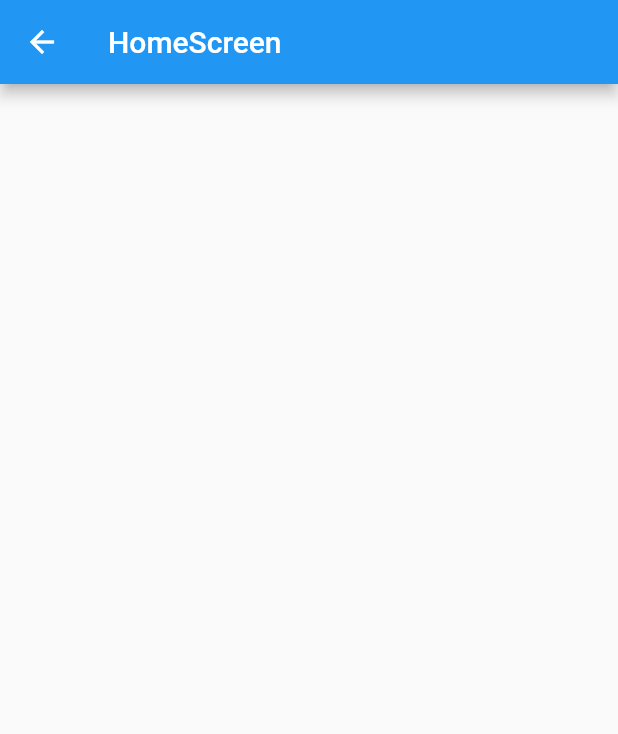
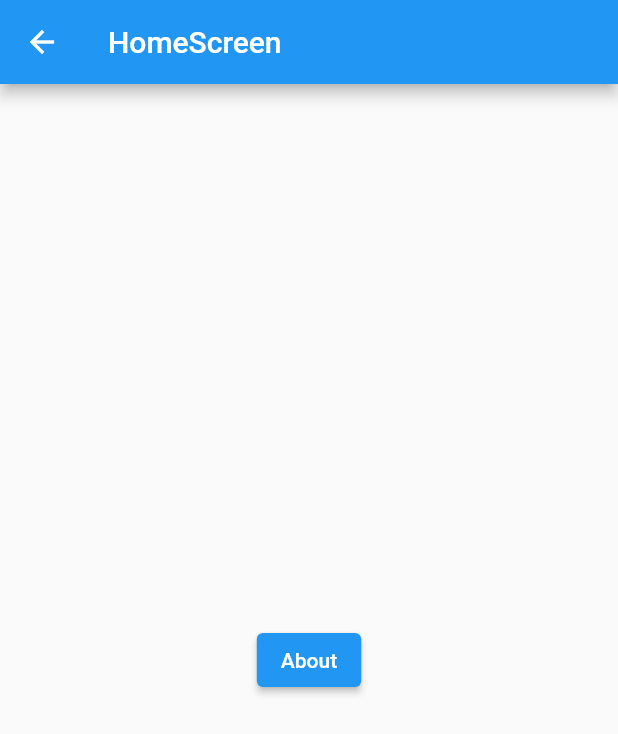
Before and after one commit to mlochrie/flutter_quiz, a Flutter app: the HomeScreen screen opened directly, on a phone screen of 412 x 824 dp. Shown: the top 734 px of the screen. Run offline on Flutter 3.47's test engine with Material 2 defaults, Android fonts, the phone set to English and light mode, and no system bars; our stand-ins replace firebase_core; accounts and stored records are empty.

Commit message:
Created a temporary button to navigate to the about page

```diff
--- a/lib/screens/home/home.dart
+++ b/lib/screens/home/home.dart
@@ -9,6 +9,12 @@ class HomeScreen extends StatelessWidget {
       appBar: AppBar(
         title: const Text("HomeScreen"),
       ),
+      body: Center(
+        child: ElevatedButton(
+          child: const Text("About"),
+          onPressed: () => Navigator.pushNamed(context, '/about'),
+        ),
+      ),
     );
   }
 }
```
